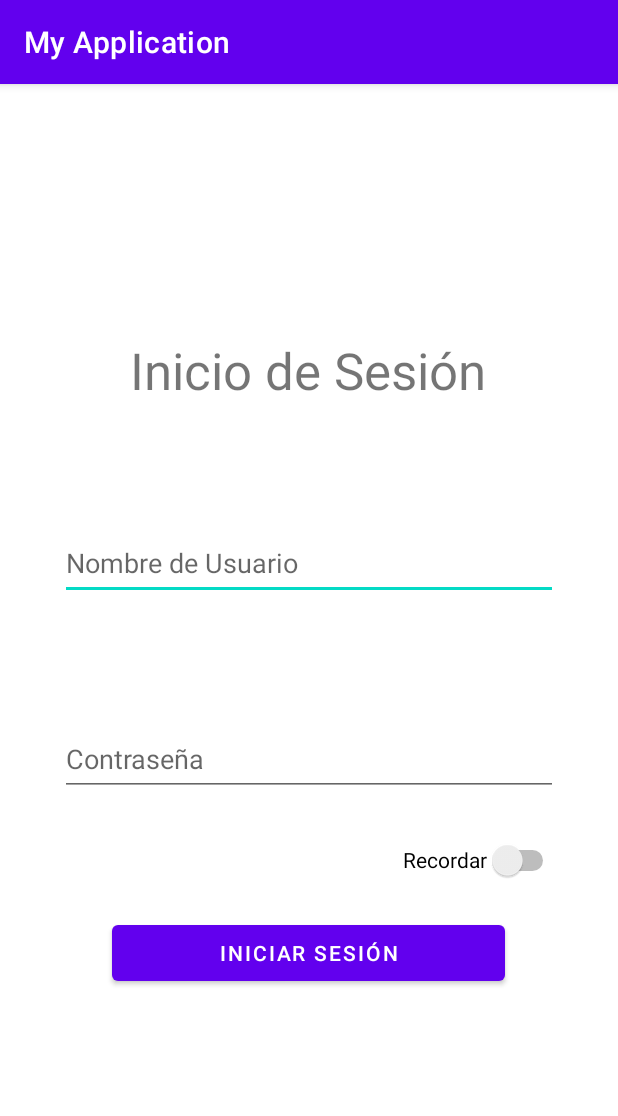
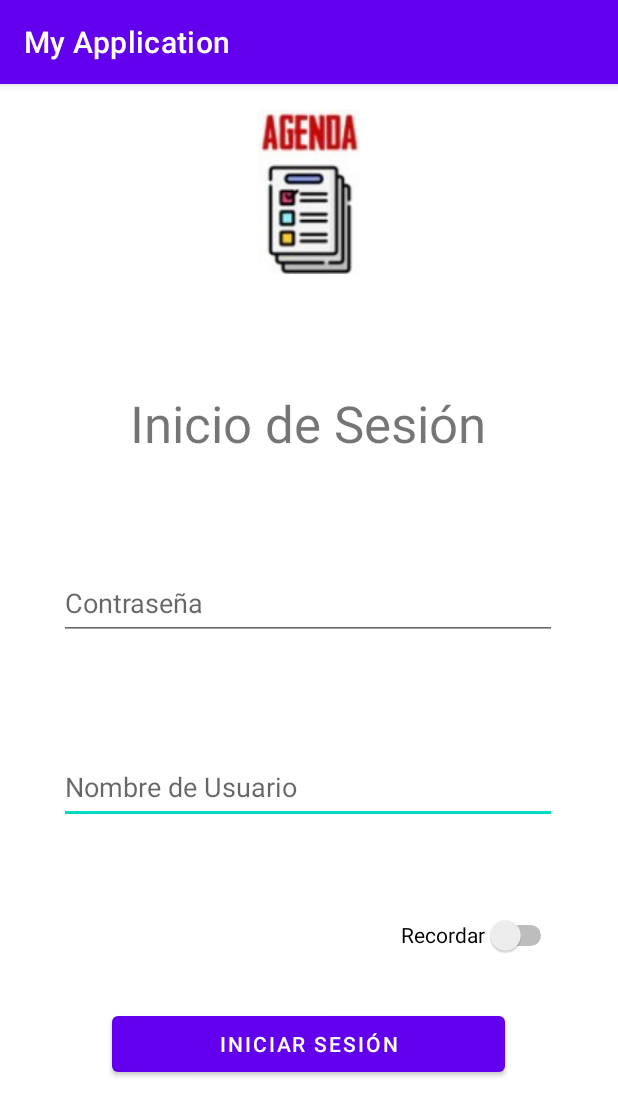
Before and after one commit to MarkelGarcia/Agenda, an Android app: the screen it shows after launch (MainActivity), on a phone screen of 412 x 824 dp. Shown: the top 1116 px of the screen. Run offline under Robolectric (Android 15) with nearby library versions, the phone set to English and light mode, and no system bars.

Commit message:
Activity List

```diff
--- a/app/src/main/res/layout/activity_main.xml
+++ b/app/src/main/res/layout/activity_main.xml
@@ -10,13 +10,14 @@
         android:id="@+id/textoLogin"
         android:layout_width="wrap_content"
         android:layout_height="wrap_content"
-        android:layout_marginTop="168dp"
         android:text="@string/textLogin"
         android:textSize="34sp"
+        app:layout_constraintBottom_toBottomOf="parent"
         app:layout_constraintHorizontal_bias="0.497"
         app:layout_constraintLeft_toLeftOf="parent"
         app:layout_constraintRight_toRightOf="parent"
-        app:layout_constraintTop_toTopOf="parent" />
+        app:layout_constraintTop_toTopOf="parent"
+        app:layout_constraintVertical_bias="0.281" />
 
     <EditText
         android:id="@+id/inputUser"
@@ -25,12 +26,12 @@
         android:ems="10"
         android:hint="@string/hintUser"
         android:inputType="textPersonName"
-        app:layout_constraintBottom_toTopOf="@+id/inputPasswd"
+        app:layout_constraintBottom_toBottomOf="parent"
         app:layout_constraintEnd_toEndOf="parent"
-        app:layout_constraintHorizontal_bias="0.5"
+        app:layout_constraintHorizontal_bias="0.493"
         app:layout_constraintStart_toStartOf="parent"
-        app:layout_constraintTop_toBottomOf="@+id/textoLogin"
-        app:layout_constraintVertical_bias="0.5"
+        app:layout_constraintTop_toTopOf="parent"
+        app:layout_constraintVertical_bias="0.618"
         tools:ignore="TextContrastCheck" />
 
     <EditText
@@ -41,22 +42,25 @@
         android:ems="10"
         android:hint="@string/hintPasswd"
         android:inputType="textPersonName"
-        app:layout_constraintBottom_toTopOf="@+id/btnLogin"
+        app:layout_constraintBottom_toBottomOf="parent"
         app:layout_constraintEnd_toEndOf="parent"
-        app:layout_constraintHorizontal_bias="0.5"
+        app:layout_constraintHorizontal_bias="0.493"
         app:layout_constraintStart_toStartOf="parent"
+        app:layout_constraintTop_toTopOf="parent"
+        app:layout_constraintVertical_bias="0.503"
         tools:ignore="TextContrastCheck" />
 
     <Button
         android:id="@+id/btnLogin"
         android:layout_width="262dp"
         android:layout_height="49dp"
-        android:layout_marginBottom="164dp"
         android:text="@string/textBtnLogin"
         app:layout_constraintBottom_toBottomOf="parent"
         app:layout_constraintEnd_toEndOf="parent"
         app:layout_constraintHorizontal_bias="0.496"
-        app:layout_constraintStart_toStartOf="parent" />
+        app:layout_constraintStart_toStartOf="parent"
+        app:layout_constraintTop_toTopOf="parent"
+        app:layout_constraintVertical_bias="0.856" />
 
     <Switch
         android:id="@+id/rememberMe"
@@ -64,21 +68,22 @@
         android:layout_height="wrap_content"
         android:minHeight="48dp"
         android:text="@string/textRememberMe"
-        app:layout_constraintBottom_toTopOf="@+id/btnLogin"
+        app:layout_constraintBottom_toBottomOf="parent"
         app:layout_constraintEnd_toEndOf="parent"
-        app:layout_constraintHorizontal_bias="0.872"
+        app:layout_constraintHorizontal_bias="0.869"
         app:layout_constraintStart_toStartOf="parent"
-        app:layout_constraintTop_toBottomOf="@+id/inputPasswd"
-        app:layout_constraintVertical_bias="0.593" />
+        app:layout_constraintTop_toTopOf="parent"
+        app:layout_constraintVertical_bias="0.755" />
 
     <ImageView
         android:id="@+id/imageView"
         android:layout_width="113dp"
         android:layout_height="110dp"
-        android:layout_marginTop="16dp"
+        app:layout_constraintBottom_toBottomOf="parent"
         app:layout_constraintEnd_toEndOf="parent"
         app:layout_constraintStart_toStartOf="parent"
         app:layout_constraintTop_toTopOf="parent"
-        tools:srcCompat="@drawable/logo_android" />
+        app:layout_constraintVertical_bias="0.025"
+        app:srcCompat="@drawable/logo_android" />
 
 </androidx.constraintlayout.widget.ConstraintLayout>
--- a/app/src/main/res/values/strings.xml
+++ b/app/src/main/res/values/strings.xml
@@ -11,6 +11,10 @@
     <string name="btnListado">Listado</string>
     <string name="btnSalir">Salir</string>
 
+    <string name="btnListRealizadas">Realizadas</string>
+    <string name="btnListPendientes">Pendientes</string>
+    <string name="btnListCancelar">Cancelar</string>
+
     <string name="btnRegistrarNuevaTarea">Registrar Nueva Tarea</string>
     <string name="btnCancelar">Cancelar</string>
     <string name="TextViewNombre">Nombre</string>
```
Also changed, not shown: app/src/main/res/layout/activity_list.xml (+48 -0 lines), app/src/main/res/layout/activity_list_items.xml (added, +56 -0 lines).
